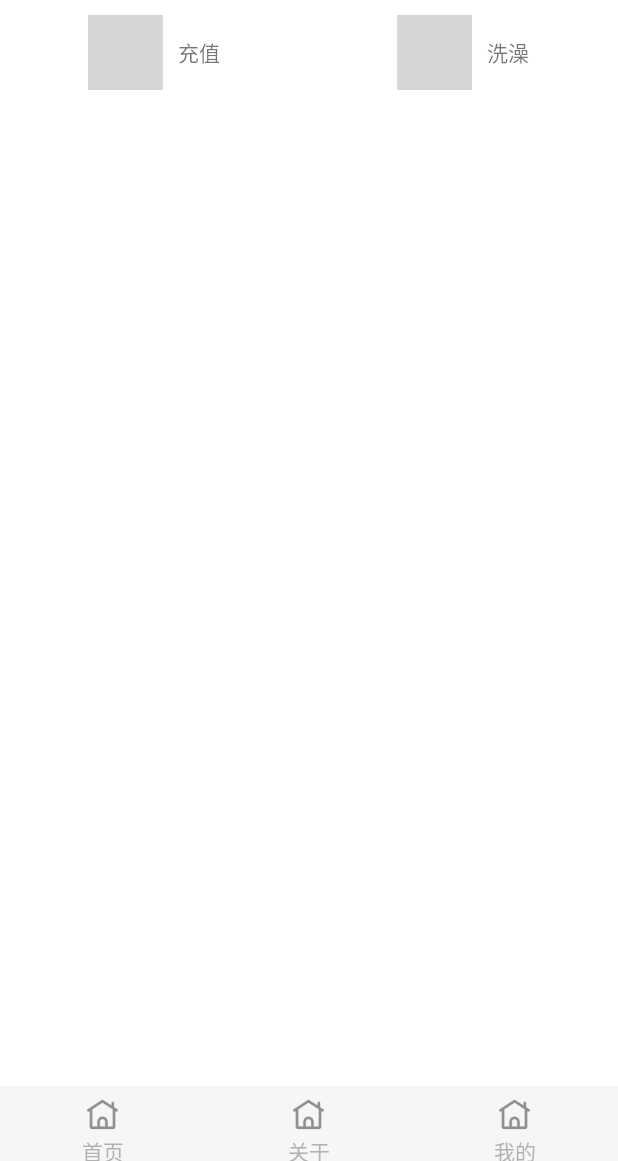
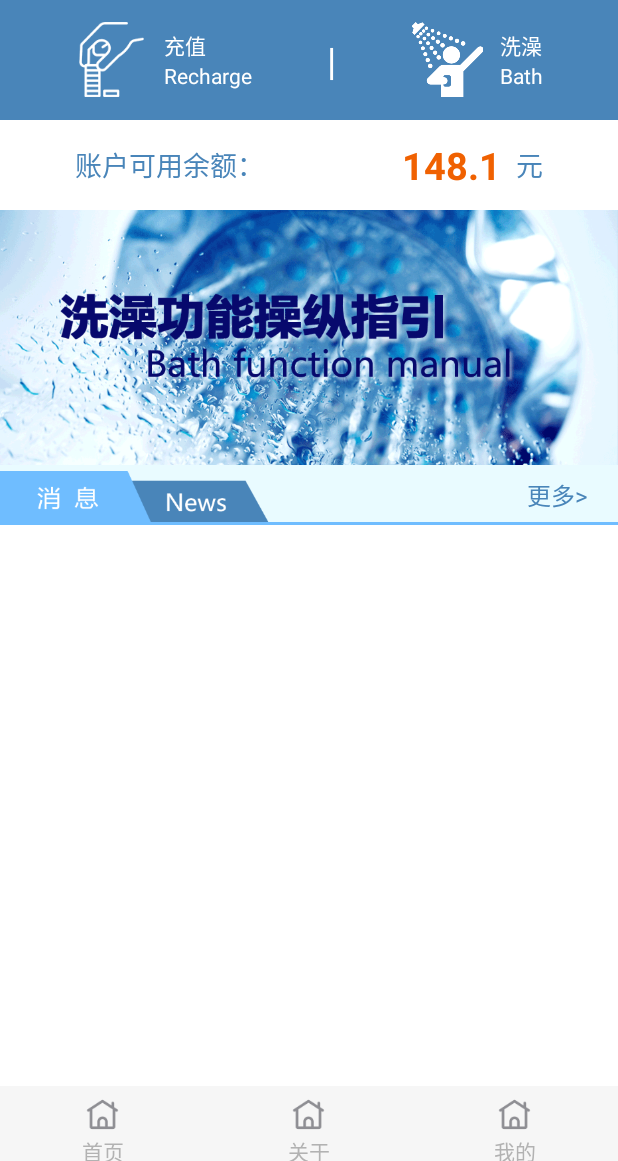
Before and after one commit to kotnekai/ZhiDeProject, an Android app: the HomeFragment screen opened directly, with no data from a screen before it, on a phone screen of 412 x 824 dp, the part 75-1236 px from its top. Run offline under Robolectric (Android 15) with nearby library versions, the phone set to English and light mode, and no system bars; our stand-ins replace ButterKnife, CircleImageView, EventBus; libraries missing offline, so code that uses them is left out: com.scwang.smartrefresh; grey boxes are pictures that could not be loaded.

Commit message:
首页一些提交

```diff
--- a/app/src/main/java/com/zhide/app/view/base/BaseActivity.java
+++ b/app/src/main/java/com/zhide/app/view/base/BaseActivity.java
@@ -133,7 +133,7 @@ public abstract class BaseActivity extends AppCompatActivity implements DrawerLa
         }
         int setColor;
         if (statusColor == 0) {
-            setColor = activity.getResources().getColor(R.color.main_blue_color);
+            setColor = activity.getResources().getColor(R.color.bluetooth_btn_bg);
         } else {
             setColor = activity.getResources().getColor(statusColor);
         }
--- a/app/src/main/res/layout/fragment_home.xml
+++ b/app/src/main/res/layout/fragment_home.xml
@@ -1,12 +1,14 @@
 <?xml version="1.0" encoding="utf-8"?>
-<RelativeLayout xmlns:android="http://schemas.android.com/apk/res/android"
-    android:layout_width="match_parent"
+<LinearLayout xmlns:android="http://schemas.android.com/apk/res/android"
+    android:layout_width="match_parent" android:orientation="vertical"
     android:layout_height="match_parent">
 
     <LinearLayout
+        android:id="@+id/llMainControl"
         android:layout_width="match_parent"
-        android:layout_height="60dp"
-        android:layout_marginTop="10dp"
+        android:layout_height="80dp"
+        android:background="@color/main_blue_color"
+        android:gravity="center_vertical"
         android:orientation="horizontal">
 
         <LinearLayout
@@ -20,14 +22,37 @@
             <ImageView
                 android:layout_width="50dp"
                 android:layout_height="50dp"
-                android:src="@drawable/permission_ic_camera" />
+                android:src="@mipmap/recharge" />
 
-            <TextView
+            <LinearLayout
                 android:layout_width="wrap_content"
                 android:layout_height="wrap_content"
                 android:layout_marginLeft="10dp"
-                android:text="@string/recharge_title" />
+                android:orientation="vertical">
+
+                <TextView
+                    android:layout_width="wrap_content"
+                    android:layout_height="wrap_content"
+                    android:text="@string/recharge_title"
+                    android:textColor="@color/white" />
+
+                <TextView
+                    android:layout_width="wrap_content"
+                    android:layout_height="wrap_content"
+                    android:text="@string/recharge_en_title"
+                    android:textColor="@color/white" />
+            </LinearLayout>
+
         </LinearLayout>
+
+
+        <TextView
+            android:layout_width="wrap_content"
+            android:layout_height="wrap_content"
+            android:layout_gravity="center_vertical"
+            android:text="|"
+            android:textColor="@color/white"
+            android:textSize="25dp" />
 
         <LinearLayout
             android:id="@+id/llShower"
@@ -40,14 +65,113 @@
             <ImageView
                 android:layout_width="50dp"
                 android:layout_height="50dp"
-                android:src="@drawable/permission_ic_camera" />
+                android:src="@mipmap/shower" />
+
+            <LinearLayout
+                android:layout_width="wrap_content"
+                android:layout_height="wrap_content"
+                android:layout_gravity="center_vertical"
+                android:layout_marginLeft="10dp"
+
+                android:gravity="center_vertical"
+                android:orientation="vertical">
+
+                <TextView
+                    android:layout_width="wrap_content"
+                    android:layout_height="wrap_content"
+                    android:text="@string/shower_title"
+                    android:textColor="@color/white" />
+
+                <TextView
+                    android:layout_width="wrap_content"
+                    android:layout_height="wrap_content"
+                    android:text="@string/shower_en_title"
+                    android:textColor="@color/white" />
+            </LinearLayout>
+        </LinearLayout>
+    </LinearLayout>
+
+    <RelativeLayout
+        android:id="@+id/rlMoney"
+        android:layout_width="match_parent"
+        android:layout_height="60dp"
+        android:gravity="center_vertical">
+
+        <TextView
+            android:layout_width="wrap_content"
+            android:layout_height="match_parent"
+            android:layout_alignParentLeft="true"
+            android:layout_marginLeft="50dp"
+            android:gravity="center_vertical"
+            android:text="@string/can_use_money"
+            android:textColor="@color/dark_text_blue_color"
+            android:textSize="18sp" />
+
+
+        <LinearLayout
+            android:layout_width="wrap_content"
+            android:layout_height="match_parent"
+            android:layout_alignParentRight="true"
+            android:layout_marginRight="50dp"
+            android:gravity="center_vertical"
+            android:orientation="horizontal">
+
+            <TextView
+                android:layout_width="wrap_content"
+                android:layout_height="wrap_content"
+                android:text="148.1"
+                android:textColor="@color/normal_text_money_orange_color"
+                android:textSize="25sp"
+                android:textStyle="bold" />
 
             <TextView
                 android:layout_width="wrap_content"
                 android:layout_height="wrap_content"
                 android:layout_marginLeft="10dp"
-                android:text="@string/shower_title" />
+
+                android:text="@string/yuan"
+                android:textColor="@color/dark_text_blue_color"
+                android:textSize="18sp" />
         </LinearLayout>
+    </RelativeLayout>
+
+    <ImageView
+        android:id="@+id/ivGuide"
+        android:layout_width="match_parent"
+        android:layout_height="170dp"
+        android:background="@mipmap/guide" />
+
+    <LinearLayout
+        android:id="@+id/llNew"
+        android:layout_width="match_parent"
+        android:layout_height="40dp"
+        android:orientation="vertical">
+
+        <RelativeLayout
+            android:layout_width="match_parent"
+            android:layout_height="match_parent"
+            android:background="@color/main_blue_light_color">
+
+            <ImageView
+                android:layout_width="180dp" android:layout_alignParentBottom="true"
+                android:layout_height="36dp"
+                android:background="@mipmap/news" />
+            <TextView
+                android:layout_width="wrap_content"
+                android:layout_height="match_parent"
+                android:layout_alignParentRight="true"
+                android:layout_marginRight="20dp"
+                android:gravity="center_vertical"
+                android:text="@string/more"
+                android:textSize="16dp"
+                android:textColor="@color/main_blue_color" />
+
+            <View
+                android:layout_width="match_parent"
+                android:layout_height="2dp"
+                android:layout_alignParentBottom="true"
+                android:background="@color/title_or_button_bg" />
+
+        </RelativeLayout>
     </LinearLayout>
-
-</RelativeLayout>
+</LinearLayout>
--- a/app/src/main/res/values/colors.xml
+++ b/app/src/main/res/values/colors.xml
@@ -6,6 +6,8 @@
     <color name="title_or_button_bg">#6fbdff</color>
     <color name="bluetooth_btn_bg">#4985b9</color>
     <color name="main_blue_color">#4985b9</color>
+    <color name="main_blue_light_color">#e9fbff</color>
+
 
     <color name="bluetooth_count_color">#ffeb01</color>
     <color name="normal_text_desc_color">#676767</color>
--- a/app/src/main/res/values/strings.xml
+++ b/app/src/main/res/values/strings.xml
@@ -3,7 +3,15 @@
     <string name="login_title">登录</string>
     <string name="register_title">注册</string>
     <string name="shower_title">洗澡</string>
+    <string name="shower_en_title">Bath</string>
     <string name="recharge_title">充值</string>
+    <string name="recharge_en_title">Recharge</string>
+
+    <string name="can_use_money">账户可用余额：</string>
+    <string name="yuan">元</string>
+    <string name="more">更多></string>
+
+
     <string name="home_tab">首页</string>
     <string name="about_tab">关于</string>
     <string name="mine_tab">我的</string>
```
Also changed, not shown: app/src/main/res/mipmap-xhdpi/bath.png (renamed from app/src/main/res/mipmap-xhdpi/Bath.png), app/src/main/res/mipmap-xhdpi/guide.png (added), app/src/main/res/mipmap-xhdpi/news.png (renamed from app/src/main/res/mipmap-xhdpi/News.png), app/src/main/res/mipmap-xhdpi/recharge.png (renamed from app/src/main/res/mipmap-xhdpi/Recharge.png).
